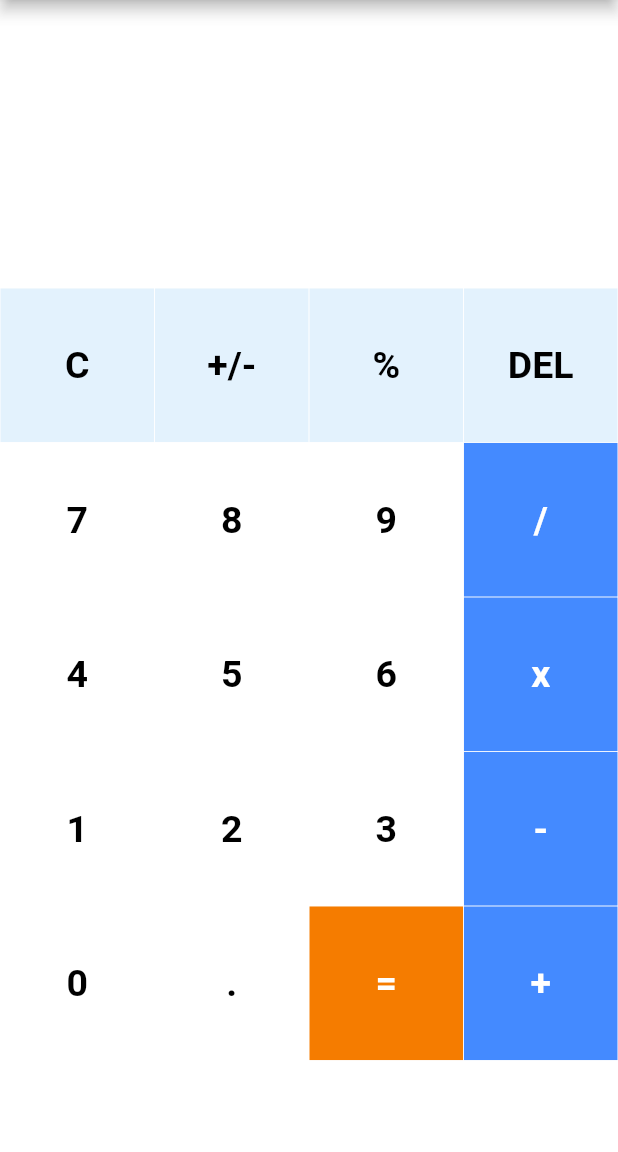
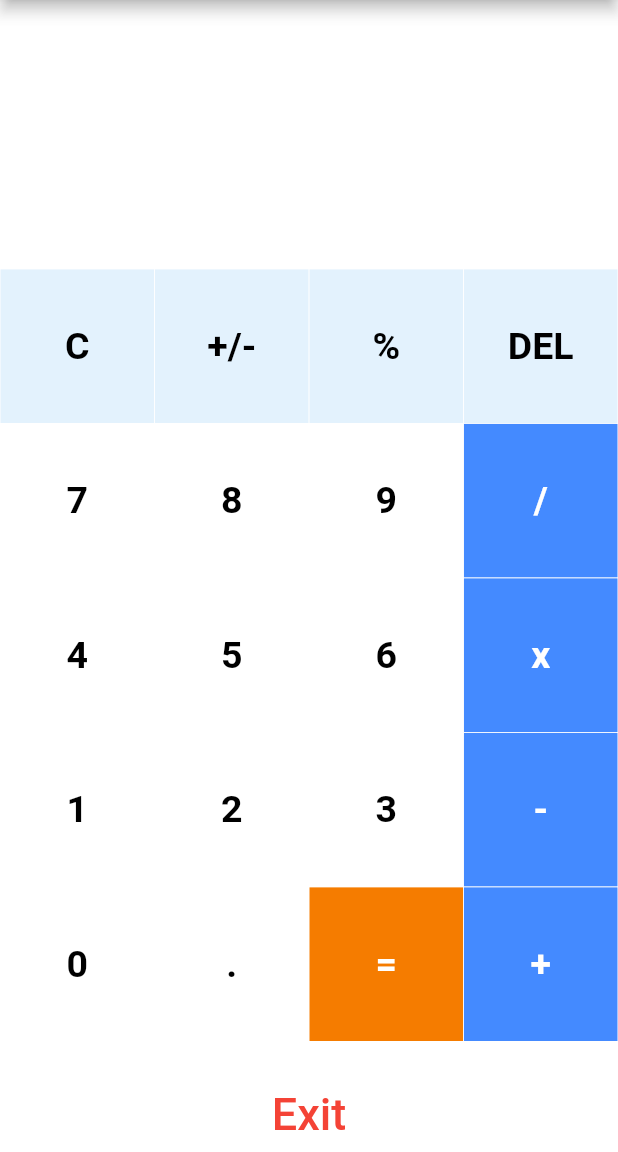
Before and after one commit to amit142857/calculator, a Flutter app: the screen it shows after launch, on a phone screen of 412 x 824 dp, the part 84-1236 px from its top. Run offline on Flutter 3.47's test engine with Material 2 defaults, Android fonts, the phone set to English and light mode, and no system bars; our stand-ins replace math_expressions.

Commit message:
comit with exit button

```diff
--- a/lib/main.dart
+++ b/lib/main.dart
@@ -1,4 +1,5 @@
 import 'package:flutter/material.dart';
+import 'package:flutter/services.dart';
 import 'package:math_expressions/math_expressions.dart';
 
 import 'buttons.dart';
@@ -173,7 +174,21 @@ class _HomePageState extends State<HomePage> {
                       }
                     }
                 ),
+              ),
+          ),
+          Row(
+            mainAxisAlignment: MainAxisAlignment.center,
+            children: <Widget>[
+              TextButton(
+                  onPressed: () {
+                    SystemNavigator.pop();
+    },
+                  child: const Text("Exit", style: TextStyle(
+                    fontSize: 30, color: Colors.red
+                  ),
+                  )
               )
+            ],
           )
         ],
       ),
```
